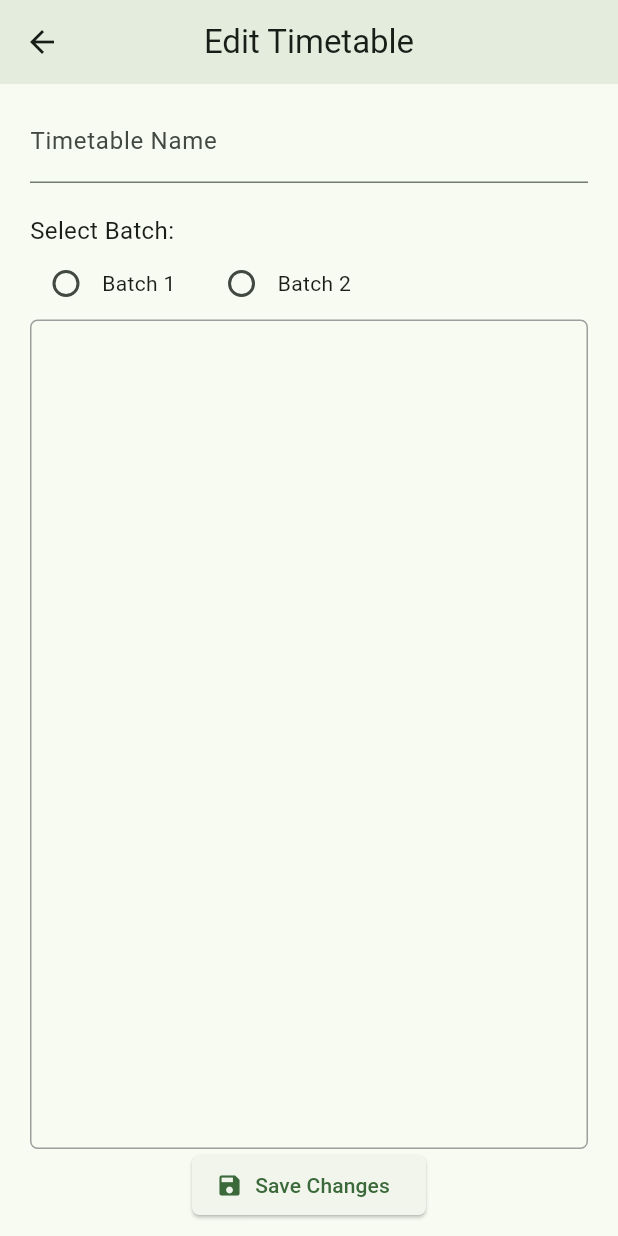
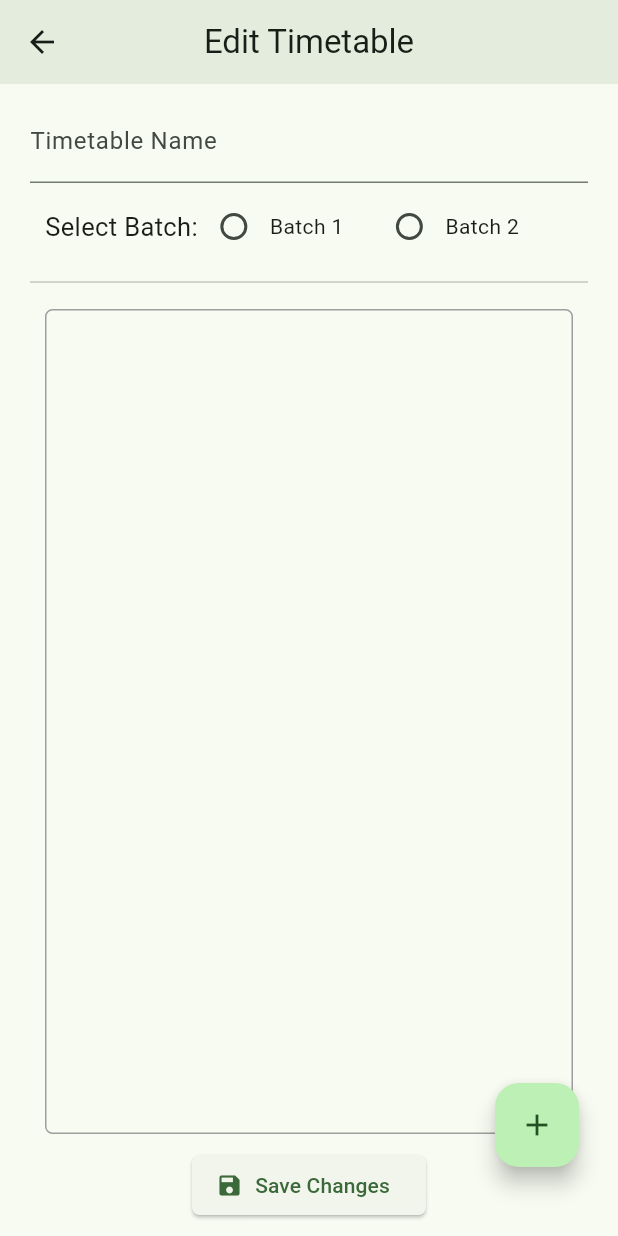
Before and after one commit to Sreeram3927/class_trackr, a Flutter app: the EditTimetablePage screen opened directly with empty values, on a phone screen of 412 x 824 dp. Run offline on Flutter 3.47's test engine with Material 3 defaults, Android fonts, the light colour scheme and no system bars; our stand-ins replace cloud_firestore, firebase_analytics, firebase_core, fluttertoast, font_awesome_flutter, shared_preferences; accounts and stored records are empty; generated files the repository leaves out were written again.

Commit message:
add new data in slots

```diff
--- a/lib/models/timetable_data.dart
+++ b/lib/models/timetable_data.dart
@@ -11,6 +11,7 @@ class TimetableData {
   final List<String> _slotsBatch1 = ['p6', 'p7', 'p8', 'p9', 'p10', 'p11', 'p12', 'p13', 'p14', 'p15', 'p26', 'p27', 'p28', 'p29', 'p30', 'p31', 'p32', 'p33', 'p34', 'p35', 'p46', 'p47', 'p48', 'p49', 'p50'];
   final List<String> _slotsBatch2 = ['p1', 'p2', 'p3', 'p4', 'p5', 'p16', 'p17', 'p18', 'p19', 'p20', 'p21', 'p22', 'p23', 'p24', 'p25', 'p36', 'p37', 'p38', 'p39', 'p40', 'p41', 'p42', 'p43', 'p44', 'p45'];
   late List<String> totalSlots;
+  late List<String> usedSlots;
   late List<String> availableSlots;
 
   TimetableData({
@@ -21,11 +22,13 @@ class TimetableData {
 
     totalSlots = _slotsCommen + (batch == 1 ? _slotsBatch1 : _slotsBatch2);
     availableSlots = List.from(totalSlots);
+    usedSlots = [];
     _checkData();
   }
 
   void _checkData() {
     data.forEach((key, value) {
+      usedSlots.add(key);
       if (totalSlots.contains(key)) {
         availableSlots.remove(key);
       }
--- a/lib/screens/settings/edit_timetable/edit_timetable.dart
+++ b/lib/screens/settings/edit_timetable/edit_timetable.dart
@@ -16,11 +16,11 @@ class EditTimetablePage extends StatefulWidget {
 
 class _EditTimetablePageState extends State<EditTimetablePage> {
 
-  late TimetableData _timetableData;
   late String? _timetableName;
   late int? _selectedBatch;
+  late Map<String, Course> _data;
 
-  late List<String> _totSlots;
+  late List<String> _usdSlots;
   late List<String> _avaSlots;
 
   final _formKey = GlobalKey<FormState>();
@@ -28,11 +28,11 @@ class _EditTimetablePageState extends State<EditTimetablePage> {
   @override
   void initState() {
     super.initState();
-    _timetableData = widget.timetable;
-    _timetableName = _timetableData.name;
-    _selectedBatch = _timetableData.batch;
-    _totSlots = _timetableData.totalSlots;
-    _avaSlots = _timetableData.availableSlots;
+    _timetableName = widget.timetable.name;
+    _selectedBatch = widget.timetable.batch;
+    _data = widget.timetable.data;
+    _usdSlots = widget.timetable.usedSlots;
+    _avaSlots = widget.timetable.availableSlots;
   }
 
   @override
@@ -57,6 +57,7 @@ class _EditTimetablePageState extends State<EditTimetablePage> {
             children: [
               _timetableNameEditor(),
               _batchEditor(),
+              const Divider(),
               Expanded(child: _slotsUsed()),
               ElevatedButton.icon(
                 onPressed: () {
@@ -79,6 +80,7 @@ class _EditTimetablePageState extends State<EditTimetablePage> {
           ),
         ),
       ),
+      floatingActionButton: _addSlot(),
     );
   }
 
@@ -101,16 +103,16 @@ class _EditTimetablePageState extends State<EditTimetablePage> {
   }
 
   Widget _batchEditor() {
-    return Column(
-      crossAxisAlignment: CrossAxisAlignment.start,
+    return Padding(
+      padding: const EdgeInsets.symmetric(horizontal: 10.0, vertical: 5.0),
+      child: Row(
         children: [
-        const SizedBox(height: 20.0),
           const Text(
             'Select Batch:',
-          style: TextStyle(fontSize: 16.0),
+            style: TextStyle(
+              fontSize: 17.0,
             ),
-        Row(
-          children: [
+          ),
           Radio<int>(
             value: 1,
             groupValue: _selectedBatch,
@@ -134,18 +136,67 @@ class _EditTimetablePageState extends State<EditTimetablePage> {
           const Text('Batch 2'),
         ],
       ),
-      ],
+    );
+  }
+
+  Widget _addSlot() {
+    return Padding(
+      padding: const EdgeInsets.fromLTRB(0, 0, 10, 30),
+      child: FloatingActionButton(
+        onPressed: () async {
+
+          final String? selectedSlot = await showDialog(
+            context: context,
+            builder: (context) => _slotsPicker(_avaSlots),
+          );
+          if (selectedSlot == null) return;
+
+          if (context.mounted) {
+            final Course? result = await showDialog<Course?>(
+              context: context,
+              builder: (context) => EditInfo(
+                slot: selectedSlot,
+                course: Course(name: '', code: ''),
+              ),
+            );
+            if (result == null) return;
+            setState(() {
+              _avaSlots.remove(selectedSlot);
+              _usdSlots.add(selectedSlot);
+              _data[selectedSlot] = result;
+            });
+          }
+        },
+        child: const Icon(Icons.add),
+      ),
+    );
+  }
+
+  Widget _slotsPicker(List<String> slots) {
+    return AlertDialog(
+      title: const Text('Add Slot'),
+      content: Wrap(
+        children: List.generate(slots.length, (index) {
+          final String slot = slots[index];
+          return GestureDetector(
+            child: Padding(
+              padding: const EdgeInsets.all(5.0),
+              child: Chip(
+                label: Text(slot.toUpperCase()),
+              ),
+            ),
+            onTap: () {
+              Navigator.pop(context, slot);
+            },
+          );
+        }),
+      ),
     );
   }
 
   Widget _slotsUsed() {
-
-    final List<String> usedSlots = _totSlots.where((slot) => !_avaSlots.contains(slot)).toList();
-    // final List<String> _unusedSlots = _totSlots.where((slot) => _avaSlots.contains(slot)).toList();
-
-    final Map<String, Course> data = _timetableData.data;
-
     return Container(
+      margin: const EdgeInsets.symmetric(horizontal: 10.0, vertical: 10.0),
       decoration: BoxDecoration(
         border: Border.all(
           color: Colors.grey,
@@ -155,10 +206,10 @@ class _EditTimetablePageState extends State<EditTimetablePage> {
       ),
       child: ListView.separated(
         shrinkWrap: true,
-        itemCount: usedSlots.length,
+        itemCount: _usdSlots.length,
         itemBuilder: (context, index) {
-          final String slot = usedSlots[index];
-          final Course course = data[slot] ?? Course(name: '', code: '');
+          final String slot = _usdSlots[index];
+          final Course course = _data[slot] ?? Course(name: '', code: '');
           return ListTile(
             leading: CircleAvatar(
               child: Text(
@@ -177,13 +228,11 @@ class _EditTimetablePageState extends State<EditTimetablePage> {
                     course: course,
                   ),
                 );
-                // if (result != null) {
-                //   setState(() {
-                //     data[slot] = result;
-                //   });
-                // }
-                print(result?.name);
-                print(result?.code);
+                if (result != null) {
+                  setState(() {
+                    _data[slot] = result;
+                  });
+                }
               },
             ),
           );
```
Lines whose indentation alone changed are shown as unchanged.
